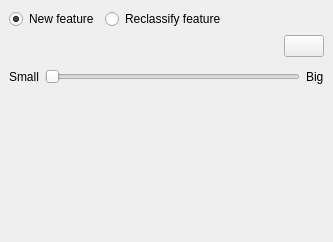
dsgoficial/DsgTools, file gui/ProductionTools/Toolboxes/FieldToolBox/customFeatureTool.ui: the form before one commit.
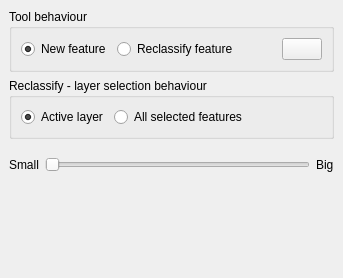
The form after the commit. Icons and pictures are not drawn. Custom widgets are drawn as their Qt base class.

Commit message: moved layer selection to usage interface scope

```diff
--- a/gui/ProductionTools/Toolboxes/FieldToolBox/customFeatureTool.ui
+++ b/gui/ProductionTools/Toolboxes/FieldToolBox/customFeatureTool.ui
@@ -6,8 +6,8 @@
    <rect>
     <x>0</x>
     <y>0</y>
-    <width>333</width>
-    <height>242</height>
+    <width>343</width>
+    <height>278</height>
    </rect>
   </property>
   <property name="windowTitle">
@@ -16,6 +16,12 @@
   <widget class="QWidget" name="dockWidgetContents">
    <layout class="QVBoxLayout" name="verticalLayout">
     <item>
+     <widget class="QgsCollapsibleGroupBox" name="mGroupBox_2">
+      <property name="title">
+       <string>Tool behaviour</string>
+      </property>
+      <layout class="QGridLayout" name="gridLayout">
+       <item row="0" column="0">
      <layout class="QHBoxLayout" name="horizontalLayout">
       <item>
        <widget class="QRadioButton" name="newRadioButton">
@@ -47,34 +53,6 @@
         </property>
        </spacer>
       </item>
-     </layout>
-    </item>
-    <item>
-     <layout class="QHBoxLayout" name="horizontalLayout_4">
-      <item>
-       <widget class="DsgCustomComboBox" name="buttonComboBox" native="true">
-        <property name="sizePolicy">
-         <sizepolicy hsizetype="MinimumExpanding" vsizetype="Preferred">
-          <horstretch>0</horstretch>
-          <verstretch>0</verstretch>
-         </sizepolicy>
-        </property>
-        <zorder>layoutWidget_2</zorder>
-       </widget>
-      </item>
-      <item>
-       <spacer name="horizontalSpacer_2">
-        <property name="orientation">
-         <enum>Qt::Horizontal</enum>
-        </property>
-        <property name="sizeHint" stdset="0">
-         <size>
-          <width>40</width>
-          <height>20</height>
-         </size>
-        </property>
-       </spacer>
-      </item>
       <item>
        <widget class="QPushButton" name="buttonPropsPushButton">
         <property name="toolTip">
@@ -91,6 +69,66 @@
       </item>
      </layout>
     </item>
+      </layout>
+     </widget>
+    </item>
+    <item>
+     <widget class="QgsCollapsibleGroupBox" name="mGroupBox">
+      <property name="title">
+       <string>Reclassify - layer selection behaviour</string>
+      </property>
+      <layout class="QGridLayout" name="gridLayout_2">
+       <item row="0" column="0">
+        <layout class="QHBoxLayout" name="horizontalLayout_3">
+         <item>
+          <widget class="QRadioButton" name="activeRadioButton">
+           <property name="text">
+            <string>Active layer</string>
+           </property>
+           <property name="checked">
+            <bool>true</bool>
+           </property>
+          </widget>
+         </item>
+         <item>
+          <widget class="QRadioButton" name="allRadioButton">
+           <property name="text">
+            <string>All selected features</string>
+           </property>
+          </widget>
+         </item>
+         <item>
+          <spacer name="horizontalSpacer_4">
+           <property name="orientation">
+            <enum>Qt::Horizontal</enum>
+           </property>
+           <property name="sizeHint" stdset="0">
+            <size>
+             <width>40</width>
+             <height>20</height>
+            </size>
+           </property>
+          </spacer>
+         </item>
+        </layout>
+       </item>
+      </layout>
+     </widget>
+    </item>
+    <item>
+     <layout class="QHBoxLayout" name="horizontalLayout_4">
+      <item>
+       <widget class="DsgCustomComboBox" name="buttonComboBox" native="true">
+        <property name="sizePolicy">
+         <sizepolicy hsizetype="MinimumExpanding" vsizetype="Preferred">
+          <horstretch>0</horstretch>
+          <verstretch>0</verstretch>
+         </sizepolicy>
+        </property>
+       </widget>
+      </item>
+     </layout>
+    </item>
     <item>
      <widget class="OrderedTableWidget" name="orderedTableWidget" native="true"/>
     </item>
@@ -157,6 +195,12 @@
   </widget>
  </widget>
  <customwidgets>
+  <customwidget>
+   <class>QgsCollapsibleGroupBox</class>
+   <extends>QGroupBox</extends>
+   <header>qgscollapsiblegroupbox.h</header>
+   <container>1</container>
+  </customwidget>
   <customwidget>
    <class>DsgCustomComboBox</class>
    <extends>QWidget</extends>
```
Left out of the diff: 6 changed lines with no effect on the pictures. Lines whose indentation alone changed are shown as unchanged. The commit also changes 1 other file.
